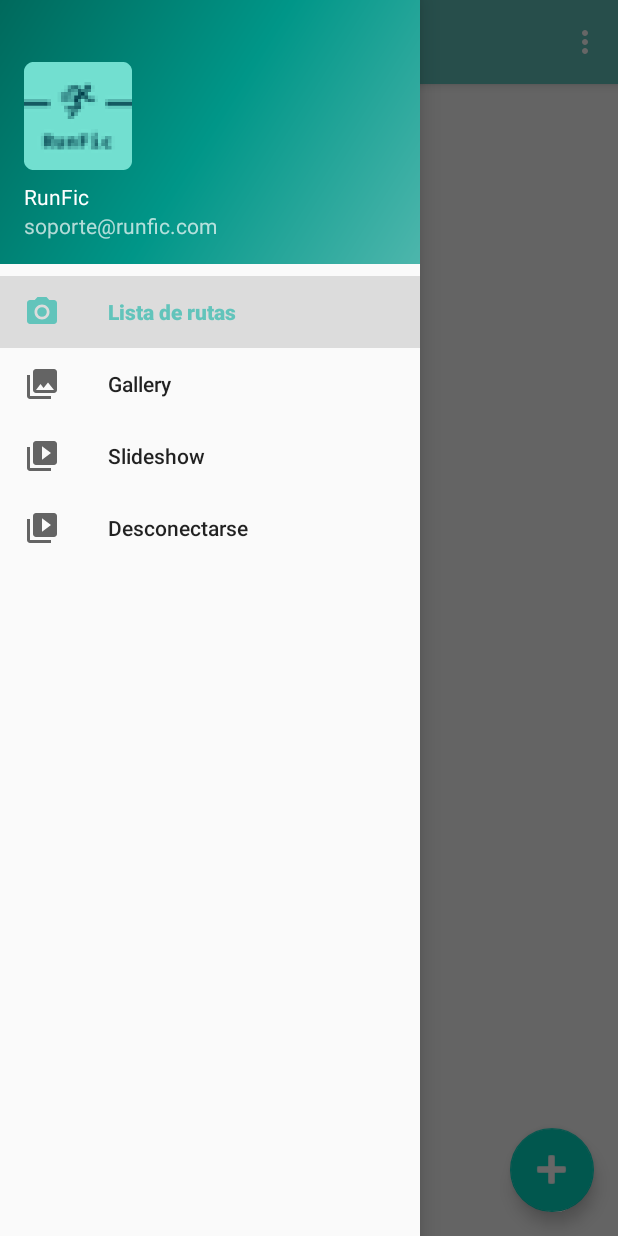
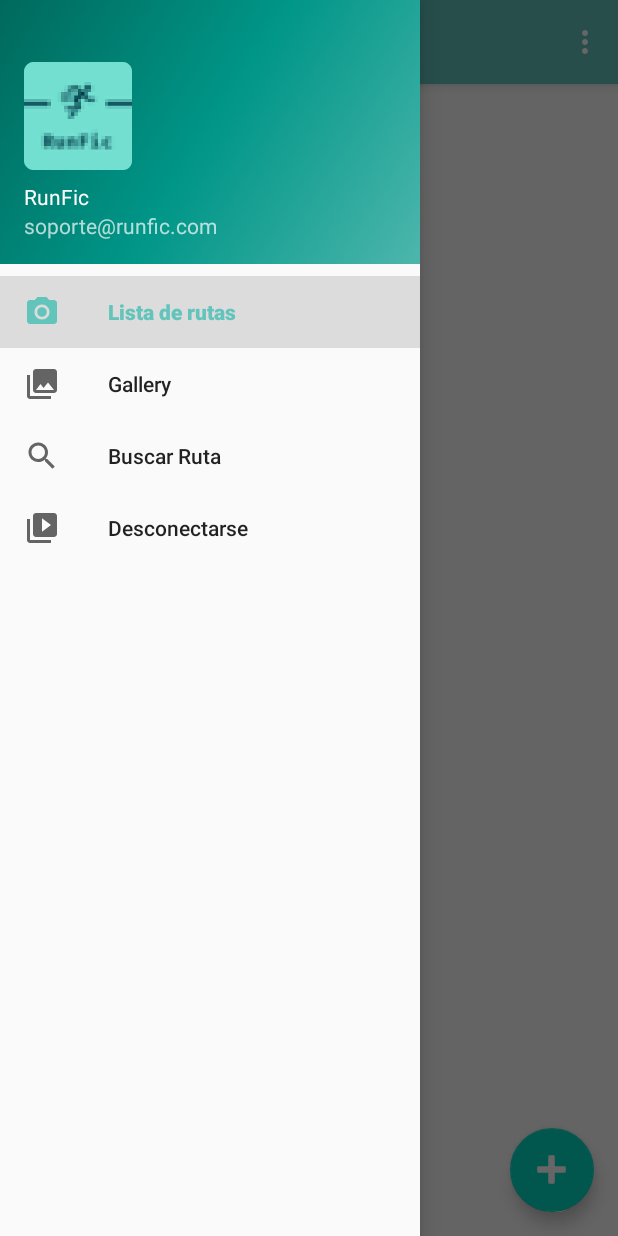
Before and after one commit to JParisR/RunFic, an Android app: the MainActivity screen opened directly, with no data from a screen before it, with the side drawer open, on a phone screen of 412 x 824 dp. Run offline under Robolectric (Android 15) with nearby library versions, the phone set to English and light mode, and no system bars; our stand-ins replace Firebase (no records; nobody signed in at launch, a user with empty details on screens opened directly), Picasso, navigation-ui; pictures from the network do not load.

Commit message:
Buscar rutas funcionando

```diff
--- a/app/src/main/java/es/udc/javier/parisr/trabajo_tutelado_psi/domain/route/datasource/RouteDataSource.java
+++ b/app/src/main/java/es/udc/javier/parisr/trabajo_tutelado_psi/domain/route/datasource/RouteDataSource.java
@@ -6,4 +6,5 @@ import es.udc.javier.parisr.trabajo_tutelado_psi.module.ui.list.RouteAdapter;
 public interface RouteDataSource {
     RouteAdapter searchRoutes();
     RouteAdapter addRoute(Route route);
+    RouteAdapter searchRoutes(String s);
 }
--- a/app/src/main/java/es/udc/javier/parisr/trabajo_tutelado_psi/domain/route/service/RouteService.java
+++ b/app/src/main/java/es/udc/javier/parisr/trabajo_tutelado_psi/domain/route/service/RouteService.java
@@ -7,4 +7,5 @@ public interface RouteService {
 
     RouteAdapter searchRoutes();
     RouteAdapter addRoute(Route route);
+    RouteAdapter searchRoutes(String s);
 }
--- a/app/src/main/java/es/udc/javier/parisr/trabajo_tutelado_psi/module/ui/list/RouteAdapter.java
+++ b/app/src/main/java/es/udc/javier/parisr/trabajo_tutelado_psi/module/ui/list/RouteAdapter.java
@@ -20,7 +20,7 @@ import es.udc.javier.parisr.trabajo_tutelado_psi.domain.route.Route;
 
 public class RouteAdapter extends RecyclerView.Adapter<RouteAdapter.ViewHolder> {
 
-    private List<Route> mData;
+    public List<Route> mData;
     public ItemClickListener mClickListener;
 
     // stores and recycles views as they are scrolled off screen
@@ -81,12 +81,12 @@ public class RouteAdapter extends RecyclerView.Adapter<RouteAdapter.ViewHolder>
     }
 
     //Obtener el item de la posicion
-    Route getItem(int id) {
+    public Route getItem(int id) {
         return mData.get(id);
     }
 
     //Captura los clicks en los items
-    void setClickListener(ItemClickListener itemClickListener) {
+    public void setClickListener(ItemClickListener itemClickListener) {
         this.mClickListener = itemClickListener;
     }
 
@@ -108,4 +108,5 @@ public class RouteAdapter extends RecyclerView.Adapter<RouteAdapter.ViewHolder>
         if(viewsub) viewHolder.tv_subtitle.setVisibility(View.VISIBLE);
         else viewHolder.tv_subtitle.setVisibility(View.INVISIBLE);
     }
+
 }
--- /dev/null
+++ b/app/src/main/res/drawable/ic_search.xml
@@ -0,0 +1,12 @@
+<?xml version="1.0" encoding="utf-8"?>
+
+<vector
+    xmlns:android="http://schemas.android.com/apk/res/android"
+    android:width="24dp"
+    android:height="24dp"
+    android:viewportHeight="24.0"
+    android:viewportWidth="24.0">
+    <path
+        android:fillColor="#fff"
+        android:pathData="M15.5,14h-0.79l-0.28,-0.27C15.41,12.59 16,11.11 16,9.5 16,5.91 13.09,3 9.5,3S3,5.91 3,9.5 5.91,16 9.5,16c1.61,0 3.09,-0.59 4.23,-1.57l0.27,0.28v0.79l5,4.99L20.49,19l-4.99,-5zM9.5,14C7.01,14 5,11.99 5,9.5S7.01,5 9.5,5 14,7.01 14,9.5 11.99,14 9.5,14z" />
+</vector>
--- a/app/src/main/res/menu/activity_main_drawer.xml
+++ b/app/src/main/res/menu/activity_main_drawer.xml
@@ -14,8 +14,8 @@
             android:title="@string/menu_gallery" />
         <item
             android:id="@+id/nav_slideshow"
-            android:icon="@drawable/ic_menu_slideshow"
-            android:title="@string/menu_slideshow" />
+            android:icon="@drawable/ic_search"
+            android:title="Buscar Ruta" />
         <item
             android:id="@+id/nav_logout"
             android:icon="@drawable/ic_menu_slideshow"
--- a/app/src/main/res/navigation/mobile_navigation.xml
+++ b/app/src/main/res/navigation/mobile_navigation.xml
@@ -19,7 +19,7 @@
 
     <fragment
         android:id="@+id/nav_slideshow"
-        android:name="es.udc.javier.parisr.trabajo_tutelado_psi.module.ui.slideshow.SlideshowFragment"
+        android:name="es.udc.javier.parisr.trabajo_tutelado_psi.module.ui.buscar.BuscarRutaFragment"
         android:label="@string/menu_slideshow"
-        tools:layout="@layout/fragment_slideshow" />
+        tools:layout="@layout/fragment_buscarruta" />
 </navigation>
```
Also changed, not shown: app/src/main/java/es/udc/javier/parisr/trabajo_tutelado_psi/data/route/RouteDataSourceImp.java (+30 -0 lines), app/src/main/java/es/udc/javier/parisr/trabajo_tutelado_psi/domain/route/service/RouteServiceImp.java (+7 -0 lines), app/src/main/java/es/udc/javier/parisr/trabajo_tutelado_psi/module/ui/buscar/BuscarRutaFragment.java (added, +106 -0 lines), app/src/main/java/es/udc/javier/parisr/trabajo_tutelado_psi/module/ui/slideshow/SlideshowFragment.java (deleted, +0 -28 lines), app/src/main/res/layout/fragment_buscarruta.xml (added, +25 -0 lines), app/src/main/res/layout/fragment_slideshow.xml (deleted, +0 -22 lines).
